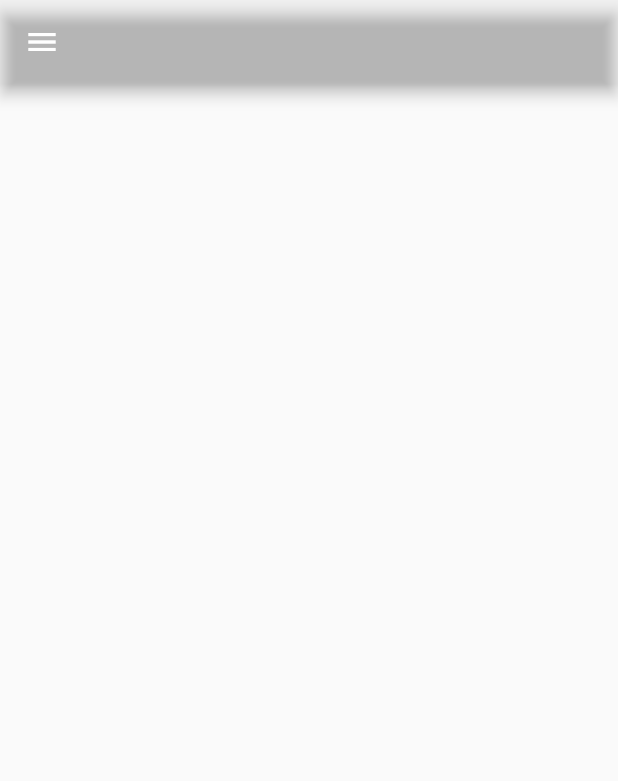
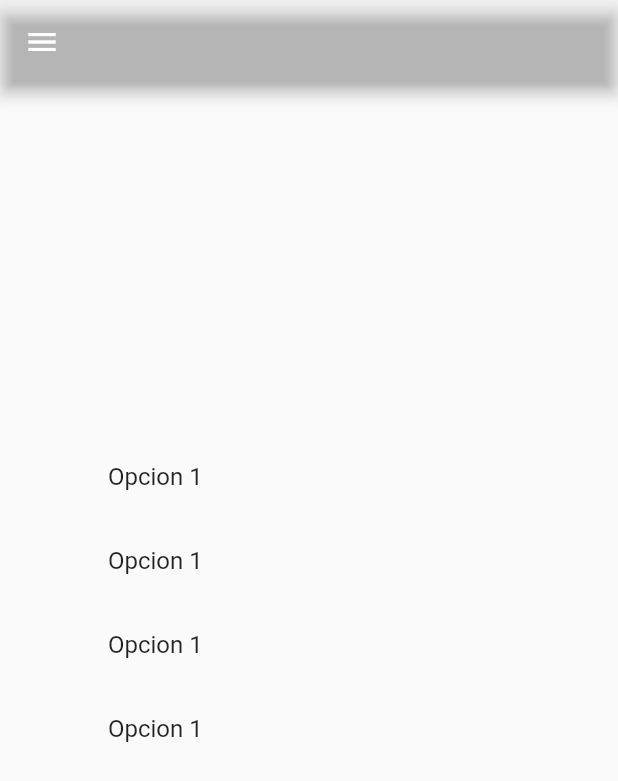
Before and after one commit to oscarjtd/sigma, a Flutter app: the screen it shows after launch, on a phone screen of 412 x 824 dp. Shown: the top 781 px of the screen. Run offline on Flutter 3.47's test engine with Material 2 defaults, Android fonts, the phone set to English and light mode, and no system bars; our stand-ins replace flutter_swiper_view.

Commit message:
cambios mainpage

```diff
--- a/lib/Screens/Home.dart
+++ b/lib/Screens/Home.dart
@@ -1,26 +1,44 @@
 import 'package:flutter/material.dart';
 import 'package:pasantia/Widgets/NavBar.dart';
 
-
 class MainPage extends StatefulWidget {
-  static String routeName = "MainPage";
   const MainPage({super.key});
-
+  static String routeName = "/MainPage";
+  static List items = ["Opcion 1", "Opcion 1", "Opcion 1", "Opcion 1"];
   @override
   State<MainPage> createState() => _MainPageState();
+}
 
-
-}
 class _MainPageState extends State<MainPage> {
   @override
   Widget build(BuildContext context) {
-    return  MaterialApp(
-      home: Scaffold(
-        drawer: NavBar(),
-        appBar: AppBar(
-          backgroundColor: Colors.transparent,
-
+    return Scaffold(
+      body: SizedBox(
+        width: double.infinity,
+        height: double.infinity,
+        child: Column(
+          mainAxisAlignment: MainAxisAlignment.center,
+          crossAxisAlignment: CrossAxisAlignment.center,
+          children: [
+            SizedBox(
+              height: 300,
+              width: 300,
+              child: ListView.builder(
+                itemCount: MainPage.items.length,
+                itemBuilder: (context, index) {
+                  return ListTile(
+                    title: Text(MainPage.items[index]),
+                    onTap: () {},
+                  );
+                },
+              ),
+            ),
+          ],
         ),
+      ),
+      drawer: NavBar(),
+      appBar: AppBar(
+        backgroundColor: Colors.transparent,
       ),
     );
   }
--- a/lib/Widgets/NavBar.dart
+++ b/lib/Widgets/NavBar.dart
@@ -1,5 +1,6 @@
 import 'package:flutter/material.dart';
 import 'package:flutter_swiper_view/flutter_swiper_view.dart';
+import 'package:pasantia/Screens/Home.dart';
 
 class NavBar extends StatefulWidget {
   const NavBar({super.key});
@@ -75,7 +76,10 @@ Widget _navBarOption(int indexoption) {
         return ListTile(
           title: Text(test[indexoption][index]),
           onTap: () {
-
+            MainPage.items.clear();
+            MainPage.items.addAll(test[indexoption]);
+            Navigator.pushNamed(context, MainPage.routeName);
+            print(test[indexoption][index]);
           },
         );
       },
--- a/lib/main.dart
+++ b/lib/main.dart
@@ -16,7 +16,7 @@ class MyApp extends StatelessWidget {
     return  MaterialApp(
       home: const MainPage(),
       routes: <String, WidgetBuilder>{
-        MainPage.routeName: (BuildContext context) => const MainPage(),
+        MainPage.routeName: (BuildContext context) =>  const MainPage(),
       }
     );
   }
```
